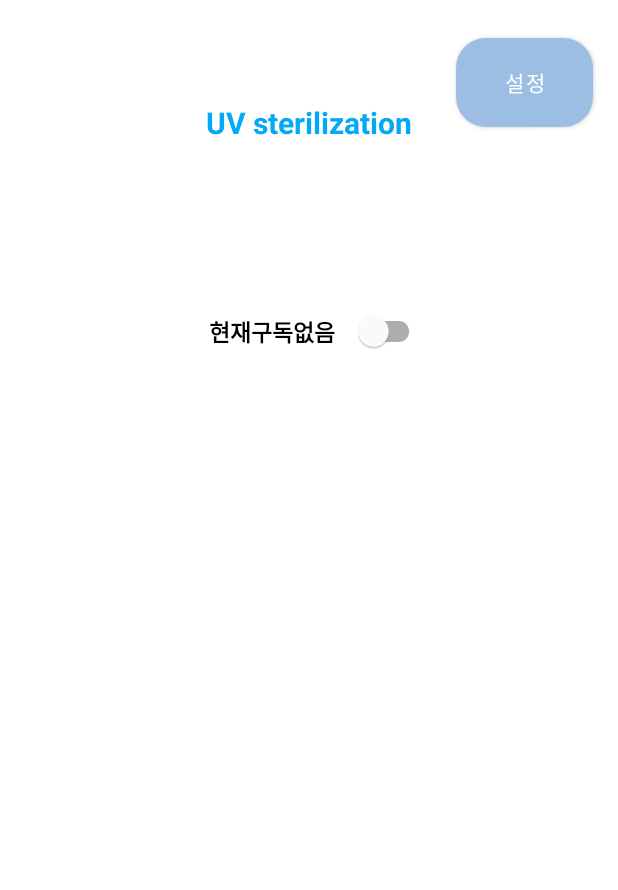
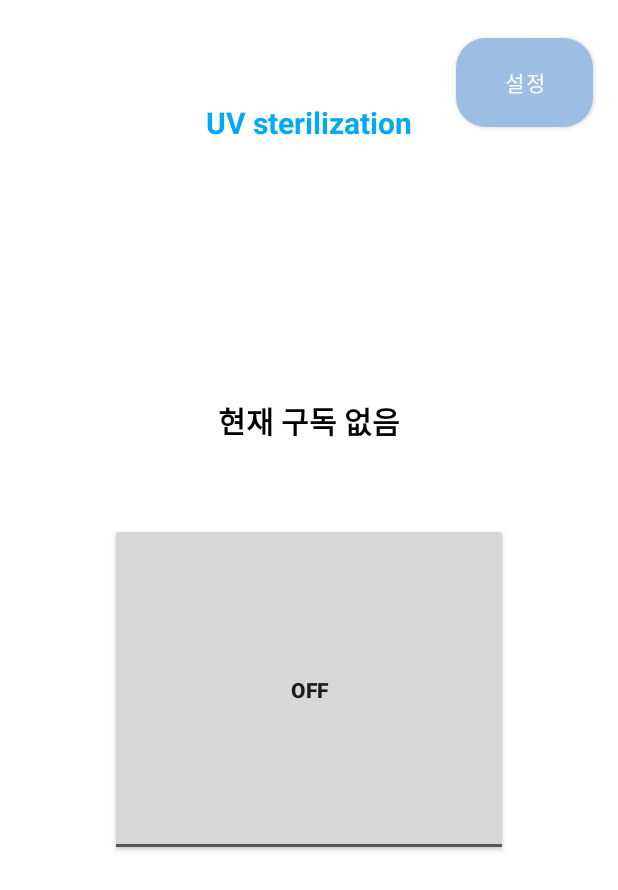
Before and after one commit to StartDeveloperKim/UV-ON-OFF-Android-Application, an Android app: the screen it shows after launch (MainActivity), on a phone screen of 412 x 824 dp. Shown: the top 890 px of the screen. Run offline under Robolectric (Android 15) with nearby library versions, the phone set to English and light mode, and no system bars; libraries missing offline, so code that uses them is left out: org.eclipse.paho.

Commit message:
Fix. 메시지 수신시 Button 상태 변경

```diff
--- a/ICT_App_Project/app/src/main/java/com/example/hello/MainActivity.java
+++ b/ICT_App_Project/app/src/main/java/com/example/hello/MainActivity.java
@@ -14,6 +14,7 @@ import android.widget.Toast;
 import androidx.appcompat.app.AppCompatActivity;
 
 import com.example.hello.destroy.ForcedTerminationService;
+import com.example.hello.layout.MainButton;
 import com.example.hello.layout.SettingActivity;
 import com.example.hello.memory.SharedPreferencesMemory;
 import com.example.hello.mqtt.MqttService;
@@ -43,6 +44,8 @@ public class MainActivity extends AppCompatActivity {
 
         mqttUtil = MqttUtil.getMqttUtilInstance();
 
+        MainButton.makeInstance(findViewById(R.id.toggleButton));
+
         makeSubscribeList();
     }
 
@@ -53,45 +56,28 @@ public class MainActivity extends AppCompatActivity {
     }
 
     public void uvButtonClick(View view) throws MqttException {
-        Button uvBtn = findViewById(R.id.UV_button);
-        CompoundButton changeSwitch = findViewById(R.id.on_off_switch);
+        CompoundButton toggleButton = findViewById(R.id.toggleButton);
 
         // uvBtn의 텍스트 값이 기본값이 있으면 안된다. 현재 내 자동차 상태를 보고 text를 결정해야한다.
 
-//        if (uvBtn.getText().equals(OFF)) {
-//            Toast.makeText(this, "UV가 켜졌습니다.", Toast.LENGTH_SHORT).show();
-//            changeButtonLayout(Color.parseColor("#0101DF"), ON, uvBtn);
-//            mqttUtil.publishMessage("UV ON");
-//
-//        } else {
-//            Toast.makeText(this, "UV가 꺼졌습니다.", Toast.LENGTH_SHORT).show();
-//            changeButtonLayout(Color.parseColor("#FF0000"), OFF, uvBtn);
-//            mqttUtil.publishMessage("UV OFF");
-//        }
-
-        if (changeSwitch.isChecked()) {
-            Toast.makeText(this, "UV가 켜졌습니다.", Toast.LENGTH_SHORT).show();
+        if (toggleButton.isChecked()) {
+//            toggleButton.setText("UV 작동 중...");
             mqttUtil.publishMessage("UV ON");
-        } else {
-            Toast.makeText(this, "UV가 꺼졌습니다.", Toast.LENGTH_SHORT).show();
+        }else {
+//            toggleButton.setText("UV 작동 안함...");
             mqttUtil.publishMessage("UV OFF");
         }
-    }
 
-    private void changeButtonLayout(int color, String text, Button button) {
-        button.setBackgroundColor(color);
-        button.setText(text);
     }
 
     private void makeSubscribeList() {
-        CompoundButton changeSwitch = findViewById(R.id.on_off_switch);
+        TextView textView = findViewById(R.id.nowTopic);
         String nowTopic = sharedPreferencesMemory.getNowTopic();
 
         if (nowTopic != null) {
-            changeSwitch.setText(nowTopic);
+            textView.setText("현재 자동차 : " + nowTopic);
         }
 
-//        changeSwitch.setChecked(true);
         /*
         * 앱이 켜질 때 현재 구독 중인 자동차에게 check 메시지를 보내고
         * 해당 자동차는 check 메시지를 받으면 현재 상태(ON/OFF)를 보낸다.
--- a/ICT_App_Project/app/src/main/java/com/example/hello/destroy/ForcedTerminationService.java
+++ b/ICT_App_Project/app/src/main/java/com/example/hello/destroy/ForcedTerminationService.java
@@ -8,7 +8,6 @@ import android.util.Log;
 import androidx.annotation.Nullable;
 
 import com.example.hello.mqtt.MqttService;
-import com.example.hello.mqtt.MqttUtil;
 
 public class ForcedTerminationService extends Service {
 
--- a/ICT_App_Project/app/src/main/java/com/example/hello/layout/ButtonContent.java
+++ b/ICT_App_Project/app/src/main/java/com/example/hello/layout/ButtonContent.java
@@ -1,7 +1,8 @@
 package com.example.hello.layout;
 
 public enum ButtonContent {
-    SUBSCRIBE("구독"), UNSUBSCRIBE("취소"), REMOVE("제거");
+    SUBSCRIBE("구독"), UNSUBSCRIBE("취소"), REMOVE("제거"),
+    ON("켜짐"), OFF("꺼짐");
 
     private final String content;
 
--- /dev/null
+++ b/ICT_App_Project/app/src/main/java/com/example/hello/layout/MainButton.java
@@ -0,0 +1,35 @@
+package com.example.hello.layout;
+
+import android.widget.CompoundButton;
+
+public class MainButton {
+
+    private static MainButton mainButton;
+    private static CompoundButton toggleButton;
+
+    private MainButton(CompoundButton toggleButton) {
+        this.toggleButton = toggleButton;
+    }
+
+    public static void changeButtonState(ButtonContent buttonContent) {
+        if (buttonContent==ButtonContent.OFF) {
+            toggleButton.setChecked(false); // 켜졌으면 끄는버튼으로
+            toggleButton.setText("UV 작동 중...");
+        } else{
+            toggleButton.setChecked(true); // 꺼졌으면 켜는버튼으로
+            toggleButton.setText("UV 작동 안함...");
+        }
+
+    }
+
+    public static MainButton getInstance() {
+        if (mainButton == null) {
+            throw new IllegalArgumentException();
+        }
+        return mainButton;
+    }
+
+    public static void makeInstance(CompoundButton toggleButton) {
+        mainButton = new MainButton(toggleButton);
+    }
+}
--- a/ICT_App_Project/app/src/main/java/com/example/hello/mqtt/MqttUtil.java
+++ b/ICT_App_Project/app/src/main/java/com/example/hello/mqtt/MqttUtil.java
@@ -20,6 +20,8 @@ import androidx.core.app.NotificationCompat;
 
 import com.example.hello.MainActivity;
 import com.example.hello.R;
+import com.example.hello.layout.ButtonContent;
+import com.example.hello.layout.MainButton;
 import com.example.hello.memory.SharedPreferencesMemory;
 import com.example.hello.notification.MqttNotification;
 
@@ -120,6 +122,16 @@ public class MqttUtil {
                     if (arrivedMessage.equals("3:UV_ON") || arrivedMessage.equals("3:UV_OFF")) {
                         mqttNotification.createNotification(context, arrivedMessage, topic);
                     }
+
+                    if (arrivedMessage.equals("3:AUTO_ON") || arrivedMessage.equals("3:AUTO_OFF")) {
+                        mqttNotification.createNotification(context, arrivedMessage, topic);
+                    }
+
+                    if (arrivedMessage.equals("3:UV_ON") || arrivedMessage.equals("3:AUTO_ON")) {
+                        MainButton.changeButtonState(ButtonContent.ON);
+                    } else if (arrivedMessage.equals("3:UV_OFF") || arrivedMessage.equals("3:AUTO_OFF")) {
+                        MainButton.changeButtonState(ButtonContent.OFF);
+                    }
                 }
 
                 @Override
--- a/ICT_App_Project/app/src/main/res/layout/activity_main.xml
+++ b/ICT_App_Project/app/src/main/res/layout/activity_main.xml
@@ -5,6 +5,21 @@
     android:layout_width="match_parent"
     android:layout_height="match_parent"
     tools:context=".MainActivity">
+
+    <TextView
+        android:id="@+id/nowTopic"
+        android:layout_width="wrap_content"
+        android:layout_height="wrap_content"
+        android:layout_marginTop="212dp"
+        android:text="현재 구독 없음"
+        android:textColor="@color/black"
+        android:textSize="20sp"
+        android:textStyle="bold"
+        app:layout_constraintBottom_toTopOf="@+id/toggleButton"
+        app:layout_constraintEnd_toEndOf="parent"
+        app:layout_constraintStart_toStartOf="parent"
+        app:layout_constraintTop_toTopOf="parent"
+        tools:ignore="MissingConstraints" />
 
     <TextView
         android:id="@+id/textView"
@@ -20,18 +35,19 @@
         app:layout_constraintTop_toTopOf="parent"
         tools:ignore="MissingConstraints" />
 
-<!--    <Button-->
-<!--        android:id="@+id/UV_button"-->
-<!--        android:layout_width="152dp"-->
-<!--        android:layout_height="52dp"-->
-<!--        android:onClick="uvButtonClick"-->
-<!--        app:layout_constraintBottom_toBottomOf="parent"-->
-<!--        app:layout_constraintEnd_toEndOf="parent"-->
-<!--        app:layout_constraintHorizontal_bias="0.498"-->
-<!--        app:layout_constraintStart_toStartOf="parent"-->
-<!--        app:layout_constraintTop_toBottomOf="@+id/textView"-->
-<!--        app:layout_constraintVertical_bias="0.669"-->
-<!--        tools:ignore="MissingConstraints,OnClick" />-->
+    <!--<Button
+        android:id="@+id/UV_button"
+        android:layout_width="220dp"
+        android:layout_height="183dp"
+        android:onClick="uvButtonClick"
+        app:cornerRadius="40dp"
+        app:layout_constraintBottom_toBottomOf="parent"
+        app:layout_constraintEnd_toEndOf="parent"
+        app:layout_constraintHorizontal_bias="0.498"
+        app:layout_constraintStart_toStartOf="parent"
+        app:layout_constraintTop_toBottomOf="@+id/textView"
+        app:layout_constraintVertical_bias="0.669"
+        tools:ignore="MissingConstraints,OnClick" />-->
 
     <com.google.android.material.button.MaterialButton
         android:id="@+id/setting_button"
@@ -47,21 +63,33 @@
         app:layout_constraintTop_toTopOf="parent"
         app:layout_constraintVertical_bias="0.026" />
 
-    <com.google.android.material.switchmaterial.SwitchMaterial
-        android:id="@+id/on_off_switch"
-        android:layout_width="156dp"
-        android:layout_height="59dp"
-        android:layout_marginTop="96dp"
-        android:gravity="center"
+<!--    <com.google.android.material.switchmaterial.SwitchMaterial-->
+<!--        android:id="@+id/on_off_switch"-->
+<!--        android:layout_width="156dp"-->
+<!--        android:layout_height="59dp"-->
+<!--        android:layout_marginTop="96dp"-->
+<!--        android:gravity="center"-->
+<!--        android:onClick="uvButtonClick"-->
+<!--        android:text="현재구독없음"-->
+<!--        android:textSize="15dp"-->
+<!--        android:textStyle="bold"-->
+<!--        app:layout_constraintEnd_toEndOf="parent"-->
+<!--        app:layout_constraintHorizontal_bias="0.498"-->
+<!--        app:layout_constraintStart_toStartOf="parent"-->
+<!--        app:layout_constraintTop_toBottomOf="@+id/textView"-->
+<!--        app:layout_constraintVertical_bias="0.473" />-->
+
+    <ToggleButton
+        android:id="@+id/toggleButton"
+        android:layout_width="265dp"
+        android:layout_height="222dp"
         android:onClick="uvButtonClick"
-        android:text="현재구독없음"
-        android:textSize="15dp"
+        android:text="ToggleButton"
         android:textStyle="bold"
+        app:layout_constraintBottom_toBottomOf="parent"
         app:layout_constraintEnd_toEndOf="parent"
-        app:layout_constraintHorizontal_bias="0.498"
         app:layout_constraintStart_toStartOf="parent"
-        app:layout_constraintTop_toBottomOf="@+id/textView"
-        app:layout_constraintVertical_bias="0.473" />
+        app:layout_constraintTop_toBottomOf="@+id/textView" />
 
 
 </androidx.constraintlayout.widget.ConstraintLayout>
```
Also changed, not shown: ICT_App_Project/app/src/main/java/com/example/hello/notification/MqttNotification.java (+10 -1 lines).
